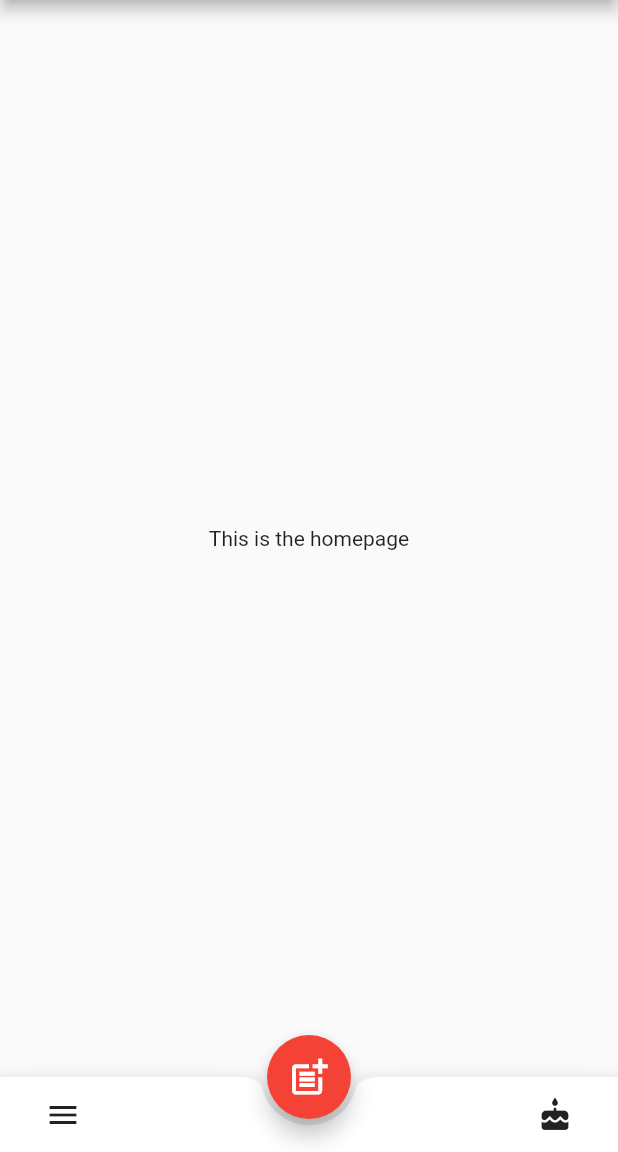
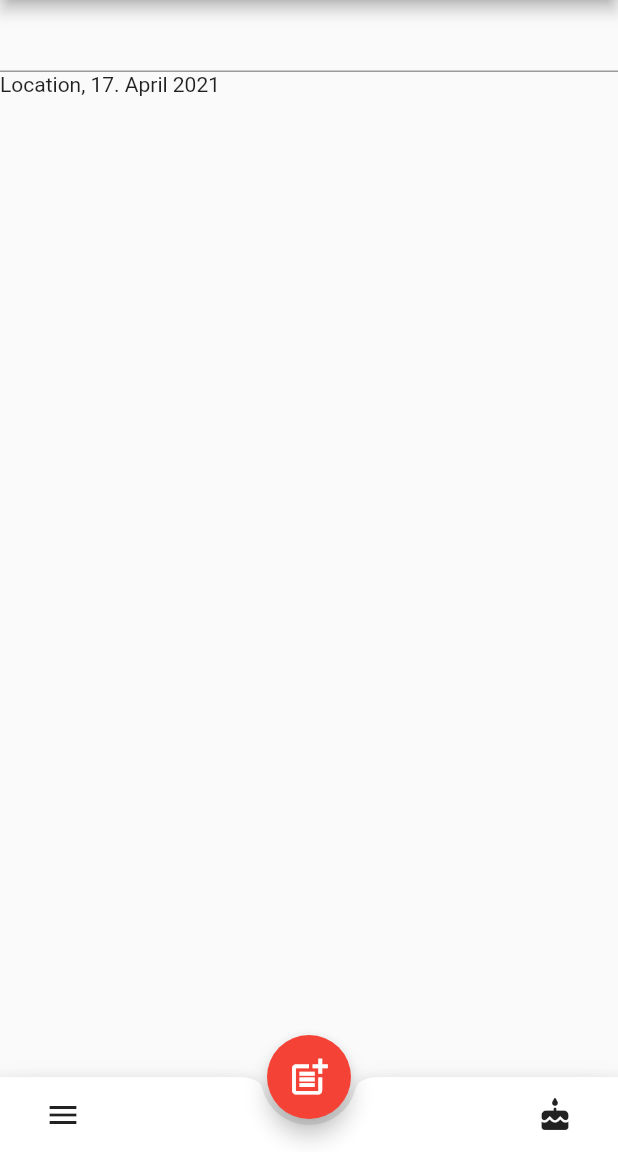
Before and after one commit to code-by-tim/stories, a Flutter app: the screen it shows after launch, on a phone screen of 412 x 824 dp, the part 84-1236 px from its top. Run offline on Flutter 3.47's test engine with Material 2 defaults, Android fonts, the phone set to English and light mode, and no system bars; our stand-ins replace flutter_keyboard_visibility.

Commit message:
Started implementing LocationDate, Preparing to put the headline in a separate widget

```diff
--- a/lib/homePage.dart
+++ b/lib/homePage.dart
@@ -2,6 +2,7 @@ import 'package:flutter/material.dart';
 import 'package:provider/provider.dart';
 import 'package:stories/stateManagement/editorModel.dart';
 import 'package:stories/stateManagement/storyModel.dart';
+import 'package:stories/storyView/storyHeader.dart';
 import 'package:stories/storyView/storyView.dart';
 
 // This widget has access to the StoryModel through Consumer<StoryModel>
@@ -33,9 +34,7 @@ class MyHomePage extends StatelessWidget {
           title: Text(title),
         ),
         body: Center(
-          child: Text(
-            'This is the homepage',
-          ),
+          child: StoryHeader(),
         ),
         floatingActionButton: FloatingActionButton(
           onPressed: _createStory,
--- a/lib/storyView/smartContent.dart
+++ b/lib/storyView/smartContent.dart
@@ -12,7 +12,7 @@ enum SmartContentType {
   HEADING,
   QUOTE,
   BULLET,
-  NUMERATION
+  NUMERATION,
 } // PICTURE, AUDIO to be added
 
 // Defines style, padding etc. for each text type
@@ -62,9 +62,6 @@ extension SmartTextStyle on SmartContentType {
       case SmartContentType.BULLET:
         return '\u2022 ';
         break;
-      case SmartContentType.NUMERATION:
-        return '1. ';
-        break;
       default:
         return null;
     }
--- /dev/null
+++ b/lib/storyView/storyHeader.dart
@@ -0,0 +1,97 @@
+import 'package:flutter/material.dart';
+
+class StoryHeader extends StatelessWidget {
+  @override
+  Widget build(BuildContext context) {
+    return Column(
+      children: [
+        TextField(),
+        LocationDate(
+          dateTime: DateTime.now(),
+        )
+      ],
+    );
+  }
+}
+
+class LocationDate extends StatefulWidget {
+  LocationDate({this.dateTime});
+  final dateTime;
+
+  @override
+  _LocationDateState createState() => _LocationDateState(dateTime);
+}
+
+class _LocationDateState extends State<LocationDate> {
+  _LocationDateState(this.dateTime);
+
+  // Returns the respective month as a String
+  String _getMonth(int month) {
+    switch (month) {
+      case 1:
+        return 'Januar';
+        break;
+      case 2:
+        return 'Februar';
+        break;
+      case 3:
+        return 'März';
+        break;
+      case 4:
+        return 'April';
+        break;
+      case 5:
+        return 'Mai';
+        break;
+      case 6:
+        return 'Juni';
+        break;
+      case 7:
+        return 'Juli';
+        break;
+      case 8:
+        return 'August';
+        break;
+      case 9:
+        return 'September';
+        break;
+      case 10:
+        return 'Oktober';
+        break;
+      case 11:
+        return 'November';
+        break;
+      default:
+        return 'December';
+    }
+  }
+
+  DateTime dateTime;
+
+  @override
+  Widget build(BuildContext context) {
+    return Row(
+      children: [
+        Text('Location, '),
+        GestureDetector(
+          onTap: () {
+            showDatePicker(
+                    context: context,
+                    initialDate: dateTime,
+                    firstDate: DateTime(1950),
+                    lastDate: DateTime(2050))
+                .then((pickedDate) {
+              if (pickedDate != null) {
+                setState(() {
+                  dateTime = pickedDate;
+                });
+              }
+            });
+          },
+          child: Text(
+              '${dateTime.day}. ${_getMonth(dateTime.month)} ${dateTime.year}'),
+        ),
+      ],
+    );
+  }
+}
```
